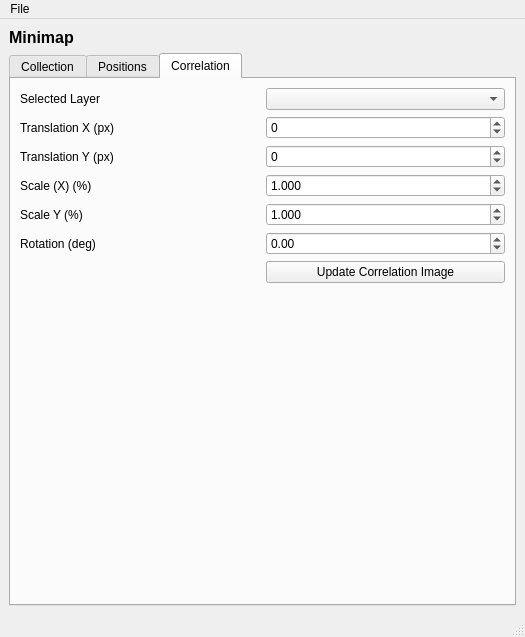
This is fibsem/ui/qtdesigner_files/FibsemMinimapWidget.ui in DeMarcoLab/fibsem as Qt 5 draws it before an edit. The edited form follows.
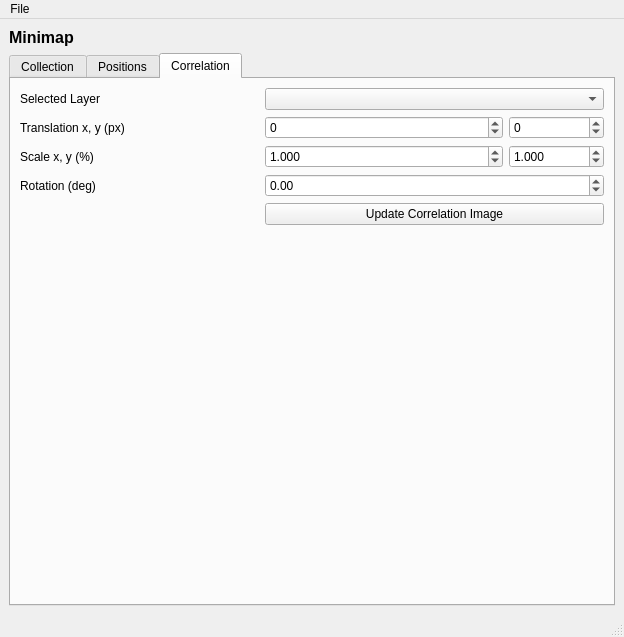
This is the edited form. The open tabs and pages were chosen to show the change.

Commit message: fix: save path for images, data (tiles)

```diff
--- a/fibsem/ui/qtdesigner_files/FibsemMinimapWidget.ui
+++ b/fibsem/ui/qtdesigner_files/FibsemMinimapWidget.ui
@@ -225,36 +225,17 @@
         <string>Correlation</string>
        </attribute>
        <layout class="QGridLayout" name="gridLayout_3">
-        <item row="8" column="0" colspan="2">
-         <spacer name="verticalSpacer_3">
-          <property name="orientation">
-           <enum>Qt::Vertical</enum>
+        <item row="4" column="0">
+         <widget class="QLabel" name="label_correlation_rotation">
+          <property name="text">
+           <string>Rotation (deg)</string>
           </property>
-          <property name="sizeHint" stdset="0">
-           <size>
-            <width>483</width>
-            <height>261</height>
-           </size>
-          </property>
-         </spacer>
+         </widget>
         </item>
         <item row="2" column="0">
          <widget class="QLabel" name="label_correlation_translation_x">
           <property name="text">
-           <string>Translation X (px)</string>
-          </property>
-         </widget>
-        </item>
-        <item row="3" column="1">
-         <widget class="QDoubleSpinBox" name="doubleSpinBox_correlation_translation_y">
-          <property name="decimals">
-           <number>0</number>
-          </property>
-          <property name="minimum">
-           <double>-100000000.000000000000000</double>
-          </property>
-          <property name="maximum">
-           <double>1000000000.000000000000000</double>
+           <string>Translation x, y (px)</string>
           </property>
          </widget>
         </item>
@@ -265,17 +246,62 @@
           </property>
          </widget>
         </item>
-        <item row="5" column="0">
-         <widget class="QLabel" name="label_correlation_scale_y">
-          <property name="text">
-           <string>Scale Y (%)</string>
+        <item row="2" column="2">
+         <widget class="QDoubleSpinBox" name="doubleSpinBox_correlation_translation_y">
+          <property name="decimals">
+           <number>0</number>
           </property>
+          <property name="minimum">
+           <double>-100000000.000000000000000</double>
+          </property>
+          <property name="maximum">
+           <double>1000000000.000000000000000</double>
+          </property>
          </widget>
         </item>
-        <item row="1" column="1">
-         <widget class="QComboBox" name="comboBox_correlation_selected_layer"/>
+        <item row="3" column="2">
+         <widget class="QDoubleSpinBox" name="doubleSpinBox_correlation_scale_y">
+          <property name="decimals">
+           <number>3</number>
+          </property>
+          <property name="minimum">
+           <double>-100000000.000000000000000</double>
+          </property>
+          <property name="maximum">
+           <double>1000000000.000000000000000</double>
+          </property>
+          <property name="value">
+           <double>1.000000000000000</double>
+          </property>
+         </widget>
         </item>
-        <item row="4" column="1">
+        <item row="6" column="0" colspan="2">
+         <spacer name="verticalSpacer_3">
+          <property name="orientation">
+           <enum>Qt::Vertical</enum>
+          </property>
+          <property name="sizeHint" stdset="0">
+           <size>
+            <width>483</width>
+            <height>261</height>
+           </size>
+          </property>
+         </spacer>
+        </item>
+        <item row="2" column="1">
+         <widget class="QDoubleSpinBox" name="doubleSpinBox_correlation_translation_x">
+          <property name="decimals">
+           <number>0</number>
+          </property>
+          <property name="minimum">
+           <double>-100000000.000000000000000</double>
+          </property>
+          <property name="maximum">
+           <double>1000000000.000000000000000</double>
+          </property>
+         </widget>
+        </item>
+        <item row="3" column="1">
          <widget class="QDoubleSpinBox" name="doubleSpinBox_correlation_scale_x">
           <property name="decimals">
            <number>3</number>
@@ -291,7 +317,24 @@
           </property>
          </widget>
         </item>
-        <item row="6" column="1">
+        <item row="3" column="0">
+         <widget class="QLabel" name="label_correlation_scale_x">
+          <property name="text">
+           <string>Scale x, y (%)</string>
+          </property>
+         </widget>
+        </item>
+        <item row="5" column="1" colspan="2">
+         <widget class="QPushButton" name="pushButton_update_correlation_image">
+          <property name="text">
+           <string>Update Correlation Image</string>
+          </property>
+         </widget>
+        </item>
+        <item row="1" column="1" colspan="2">
+         <widget class="QComboBox" name="comboBox_correlation_selected_layer"/>
+        </item>
+        <item row="4" column="1" colspan="2">
          <widget class="QDoubleSpinBox" name="doubleSpinBox_correlation_rotation">
           <property name="decimals">
            <number>2</number>
@@ -304,63 +347,6 @@
           </property>
          </widget>
         </item>
-        <item row="2" column="1">
-         <widget class="QDoubleSpinBox" name="doubleSpinBox_correlation_translation_x">
-          <property name="decimals">
-           <number>0</number>
-          </property>
-          <property name="minimum">
-           <double>-100000000.000000000000000</double>
-          </property>
-          <property name="maximum">
-           <double>1000000000.000000000000000</double>
-          </property>
-         </widget>
-        </item>
-        <item row="6" column="0">
-         <widget class="QLabel" name="label_correlation_rotation">
-          <property name="text">
-           <string>Rotation (deg)</string>
-          </property>
-         </widget>
-        </item>
-        <item row="3" column="0">
-         <widget class="QLabel" name="label_correlation_translation_y">
-          <property name="text">
-           <string>Translation Y (px)</string>
-          </property>
-         </widget>
-        </item>
-        <item row="5" column="1">
-         <widget class="QDoubleSpinBox" name="doubleSpinBox_correlation_scale_y">
-          <property name="decimals">
-           <number>3</number>
-          </property>
-          <property name="minimum">
-           <double>-100000000.000000000000000</double>
-          </property>
-          <property name="maximum">
-           <double>1000000000.000000000000000</double>
-          </property>
-          <property name="value">
-           <double>1.000000000000000</double>
-          </property>
-         </widget>
-        </item>
-        <item row="4" column="0">
-         <widget class="QLabel" name="label_correlation_scale_x">
-          <property name="text">
-           <string>Scale (X) (%)</string>
-          </property>
-         </widget>
-        </item>
-        <item row="7" column="1">
-         <widget class="QPushButton" name="pushButton_update_correlation_image">
-          <property name="text">
-           <string>Update Correlation Image</string>
-          </property>
-         </widget>
-        </item>
        </layout>
       </widget>
      </widget>
```
Left out of the diff: 107 changed lines with no effect on the pictures. The commit also changes 6 other files.
